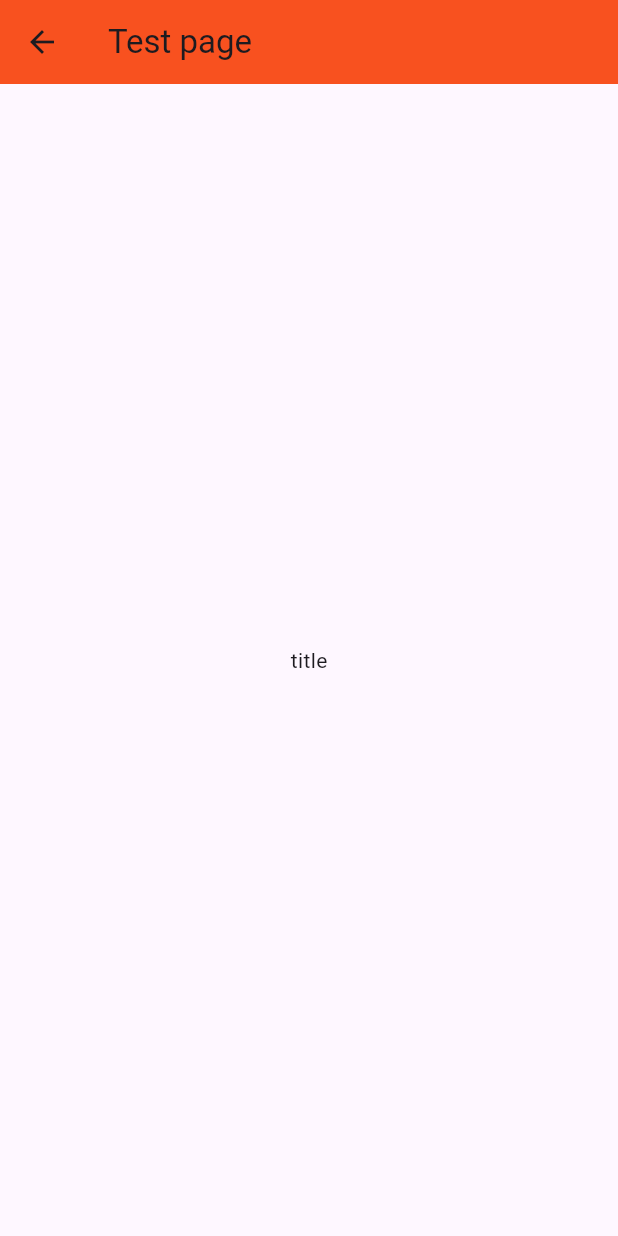
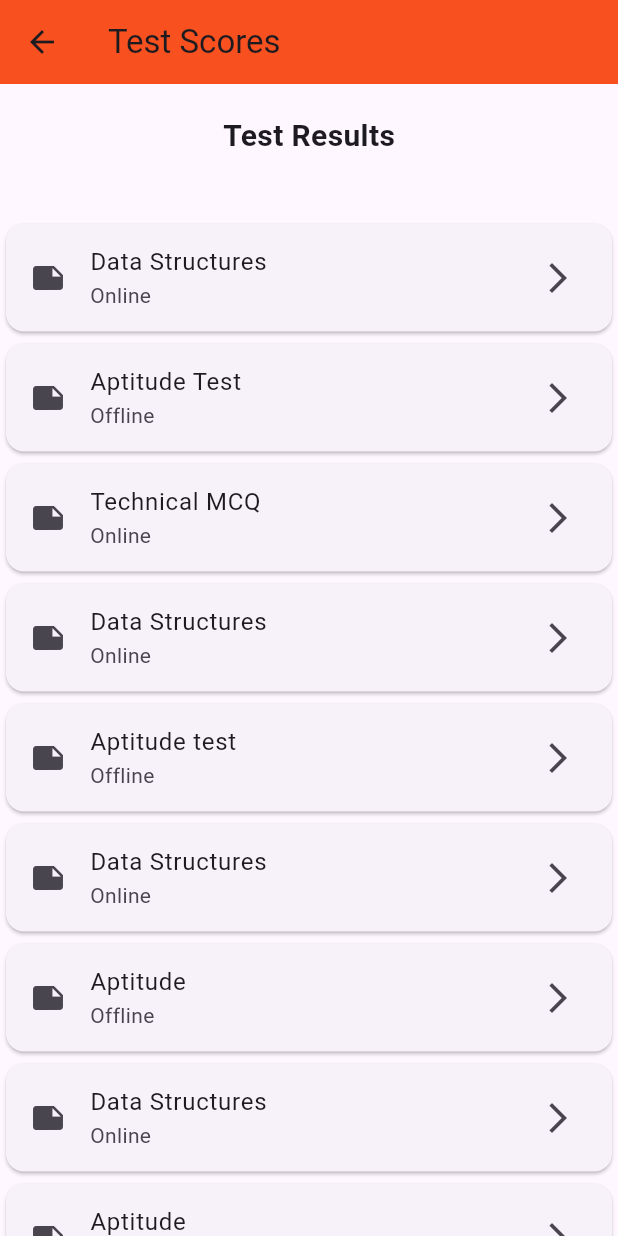
Before and after one commit to Sundhar-CM/KCE-Placement, a Flutter app: the screen it shows once a user with an empty profile is signed in, in the side drawer, after a tap on "Test", on a phone screen of 412 x 824 dp. Run offline on Flutter 3.47's test engine with Material 3 defaults, Android fonts, the light colour scheme and no system bars; our stand-ins replace cloud_firestore, file_picker, firebase_auth, firebase_core, get, google_fonts and 2 more; accounts and stored records are empty.

Commit message:
test page addded

```diff
--- a/lib/Pages/profile_page.dart
+++ b/lib/Pages/profile_page.dart
@@ -2,6 +2,7 @@
 
 import 'package:firebase_auth/firebase_auth.dart';
 import 'package:flutter/material.dart';
+import 'package:cloud_firestore/cloud_firestore.dart';
 
 class Profilepage extends StatelessWidget {
   //final String title;
--- a/lib/Pages/test_page.dart
+++ b/lib/Pages/test_page.dart
@@ -1,5 +1,7 @@
 // ignore_for_file: prefer_const_constructors
 
+import 'package:demo_apllication/TestList/test_details.dart';
+import 'package:demo_apllication/TestList/test_list.dart';
 import 'package:flutter/material.dart';
 
 class TestPage extends StatefulWidget {
@@ -14,11 +16,52 @@ class _TestPageState extends State<TestPage> {
   Widget build(BuildContext context) {
     return Scaffold(
       appBar: AppBar(
-        title: Text('Test page'),
         backgroundColor: Color.fromARGB(255, 248, 81, 31),
+        title: Text('Test Scores'),
       ),
-      body: Center(
-        child: Text('title'),
+      body: SingleChildScrollView(
+        child: Column(
+          crossAxisAlignment: CrossAxisAlignment.start,
+          mainAxisAlignment: MainAxisAlignment.start,
+          children: [
+            Container(
+              padding: EdgeInsets.symmetric(vertical: 20),
+              child: Center(
+                child: Text(
+                  'Test Results',
+                  style: TextStyle(
+                    fontSize: 20,
+                    fontWeight: FontWeight.bold,
+                  ),
+                ),
+              ),
+            ),
+            SizedBox(
+              height: 20,
+            ),
+            ListView.builder(
+                shrinkWrap: true,
+                itemCount: test.length,
+                itemBuilder: (context, index) {
+                  TestList testView = test[index];
+                  return Card(
+                    child: ListTile(
+                      leading: Icon(Icons.note),
+                      title: Text(testView.testName),
+                      subtitle: Text(testView.testType),
+                      trailing: Icon(Icons.arrow_forward_ios_outlined),
+                      onTap: () {
+                        Navigator.push(
+                            context,
+                            MaterialPageRoute(
+                                builder: (context) =>
+                                    TestDetails(testView: testView)));
+                      },
+                    ),
+                  );
+                })
+          ],
+        ),
       ),
     );
   }
--- /dev/null
+++ b/lib/TestList/test_list.dart
@@ -0,0 +1,76 @@
+class TestList {
+  String testName;
+  String testType;
+  String testDate;
+  int marks;
+
+  TestList({
+    required this.testName,
+    required this.testType,
+    required this.testDate,
+    required this.marks,
+  });
+}
+
+List<TestList> test = [
+  TestList(
+    testName: 'Data Structures',
+    testType: 'Online',
+    testDate: '11-02-2024',
+    marks: 80,
+  ),
+  TestList(
+    testName: 'Aptitude Test',
+    testType: 'Offline',
+    testDate: '13-02-2024',
+    marks: 87,
+  ),
+  TestList(
+    testName: 'Technical MCQ',
+    testType: 'Online',
+    testDate: '15-02-2024',
+    marks: 94,
+  ),
+  TestList(
+    testName: 'Data Structures',
+    testType: 'Online',
+    testDate: '22-02-2024',
+    marks: 82,
+  ),
+  TestList(
+    testName: 'Aptitude test',
+    testType: 'Offline',
+    testDate: '25-02-2024',
+    marks: 67,
+  ),
+  TestList(
+    testName: 'Data Structures',
+    testType: 'Online',
+    testDate: '01-03-2024',
+    marks: 95,
+  ),
+  TestList(
+    testName: 'Aptitude',
+    testType: 'Offline',
+    testDate: '05-03-2024',
+    marks: 89,
+  ),
+  TestList(
+    testName: 'Data Structures',
+    testType: 'Online',
+    testDate: '07-03-2024',
+    marks: 76,
+  ),
+  TestList(
+    testName: 'Aptitude',
+    testType: 'Offline',
+    testDate: '09-03-2024',
+    marks: 85,
+  ),
+  TestList(
+    testName: 'Technical MCQ',
+    testType: 'Online',
+    testDate: '15-03-2024',
+    marks: 79,
+  ),
+];
--- /dev/null
+++ b/lib/firebaseServices/student_format.dart
@@ -0,0 +1,43 @@
+import 'package:cloud_firestore/cloud_firestore.dart';
+
+class StudentFormat {
+  final String course;
+  final String desig;
+  final String phone;
+  final String name;
+  final String regnum;
+  final String academic;
+  final String batch;
+  final String email;
+  final String email2;
+  final String year;
+
+  const StudentFormat({
+    required this.course,
+    required this.desig,
+    required this.phone,
+    required this.name,
+    required this.regnum,
+    required this.academic,
+    required this.batch,
+    required this.email,
+    required this.email2,
+    required this.year,
+  });
+
+  factory StudentFormat.fromSnapshot(
+      DocumentSnapshot<Map<String, dynamic>> document) {
+    final data = document.data()!;
+    return StudentFormat(
+        course: data["Course"],
+        desig: data["Desig"],
+        phone: data["Mobile"],
+        name: data["Name"],
+        regnum: data["RegNum"],
+        academic: data["academic"],
+        batch: data["batch"],
+        email: data["email"],
+        email2: data["email2"],
+        year: data["year"]);
+  }
+}
--- a/pubspec.yaml
+++ b/pubspec.yaml
@@ -45,6 +45,10 @@ dependencies:
   file_picker: ^6.1.1
   timeline_tile: ^2.0.0
   firebase_database: ^10.4.9
+  cloud_firestore: ^4.15.9
+  cloud_firestore_odm: ^1.0.0-dev.84
+  get: ^4.6.6
+  percent_indicator: ^4.2.3
 
 dev_dependencies:
   flutter_test:
```
Also changed, not shown: lib/TestList/test_details.dart (added, +99 -0 lines), lib/firebaseServices/student_management.dart (added, +8 -0 lines), lib/Pages/resouce_page.dart (deleted), pubspec.lock, 3 other files.
